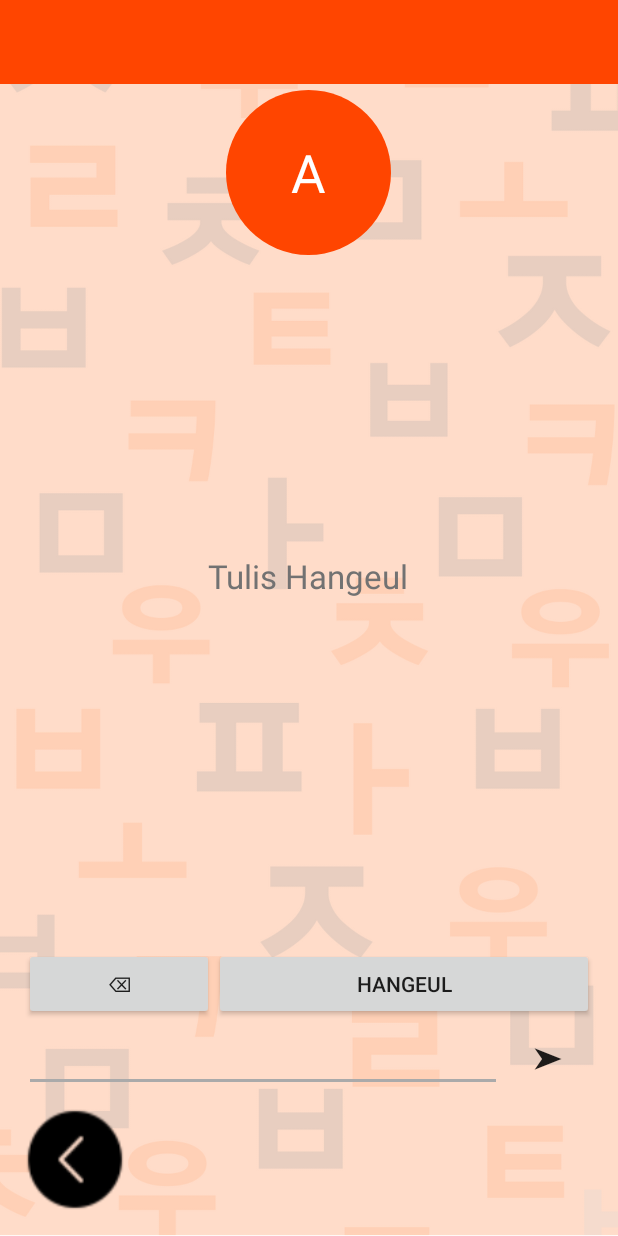
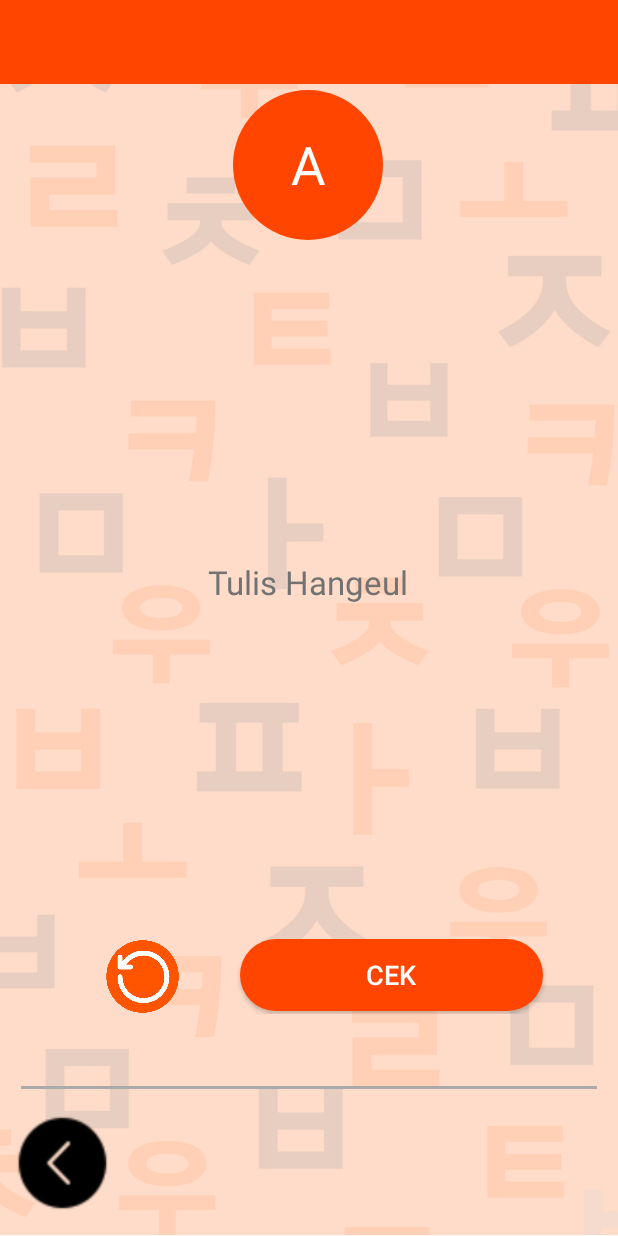
Before and after one commit to wirdakurnia/Deteksi-Hangeul, an Android app: the layout fragment_tulis_hangul.xml on its own in the app's theme, with its tools: preview values and no code run, on a phone screen of 412 x 824 dp. Run offline under Robolectric (Android 15) with nearby library versions, the phone set to English and light mode, and no system bars.

Commit message:
popup di penulisan, revisi layout penulisan

```diff
--- a/app/src/main/res/layout/fragment_tulis_hangul.xml
+++ b/app/src/main/res/layout/fragment_tulis_hangul.xml
@@ -21,8 +21,8 @@
 
     <LinearLayout
         android:id="@+id/ln"
-        android:layout_width="110dp"
-        android:layout_height="110dp"
+        android:layout_width="100dp"
+        android:layout_height="100dp"
         android:layout_marginTop="60dp"
         android:background="@drawable/round_item"
         app:layout_constraintEnd_toEndOf="parent"
@@ -44,9 +44,9 @@
         android:layout_width="match_parent"
         android:layout_height="match_parent"
         android:orientation="vertical"
-        android:paddingLeft="16dp"
+        android:paddingLeft="10dp"
         android:paddingTop="16dp"
-        android:paddingRight="16dp"
+        android:paddingRight="10dp"
         android:paddingBottom="16dp"
         android:weightSum="1"
         tools:layout_editor_absoluteX="0dp"
@@ -57,13 +57,14 @@
             android:id="@+id/paintViewLayout"
             android:layout_width="match_parent"
             android:layout_height="0dp"
-            android:layout_marginTop="120dp"
+            android:layout_marginTop="150dp"
             android:layout_weight="1">
 
             <com.wirnin.hanguldetection.PaintView
                 android:id="@+id/paintView"
                 android:layout_width="match_parent"
-                android:layout_height="match_parent" />
+                android:layout_height="match_parent"
+                android:layout_alignParentStart="true" />
 
             <TextView
                 android:id="@+id/drawHere"
@@ -81,22 +82,39 @@
             android:id="@+id/buttonLayout"
             android:layout_width="match_parent"
             android:layout_height="wrap_content"
+            android:layout_marginTop="15dp"
             android:orientation="horizontal">
 
+            <LinearLayout
+                android:layout_width="60dp"
+                android:layout_height="wrap_content">
+            </LinearLayout>
 
             <Button
                 android:id="@+id/buttonBackspace"
-                android:layout_width="0dp"
-                android:layout_height="wrap_content"
-                android:layout_weight=".5"
-                android:text="@string/backspace" />
+                android:layout_width="50dp"
+                android:layout_height="50dp"
+                android:background="@drawable/iconreset" />
+
+            <LinearLayout
+                android:layout_width="40dp"
+                android:layout_height="wrap_content">
+            </LinearLayout>
 
             <Button
                 android:id="@+id/buttonClassify"
-                android:layout_width="0dp"
+                android:layout_width="30dp"
                 android:layout_height="wrap_content"
                 android:layout_weight="1"
+                android:textSize="8pt"
+                android:textColor="@color/white"
+                android:background="@drawable/kotak_orange"
                 android:text="@string/classify" />
+
+            <LinearLayout
+                android:layout_width="40dp"
+                android:layout_height="wrap_content">
+            </LinearLayout>
         </LinearLayout>
 
         <LinearLayout
@@ -107,7 +125,7 @@
 
             <EditText
                 android:id="@+id/editText"
-                android:layout_width="278dp"
+                android:layout_width="200dp"
                 android:layout_height="wrap_content"
                 android:layout_weight=".100"
                 android:backgroundTint="@android:color/darker_gray"
@@ -115,17 +133,19 @@
                 android:cursorVisible="true"
                 android:inputType="textPersonName"
                 android:text=""
+                android:textSize="12pt"
+                android:textAlignment="center"
                 android:textAppearance="?android:attr/textAppearanceMedium"
                 android:textCursorDrawable="@drawable/color_cursor" />
 
-            <Button
-                android:id="@+id/buttonSubmit"
-                style="?android:attr/borderlessButtonStyle"
-                android:layout_width="0dp"
-                android:layout_height="wrap_content"
-                android:layout_weight=".15"
-                android:text="@string/submit"
-                android:textSize="20sp" />
+<!--            <Button-->
+<!--                android:id="@+id/buttonSubmit"-->
+<!--                style="?android:attr/borderlessButtonStyle"-->
+<!--                android:layout_width="0dp"-->
+<!--                android:layout_height="wrap_content"-->
+<!--                android:layout_weight=".15"-->
+<!--                android:text="@string/submit"-->
+<!--                android:textSize="20sp" />-->
         </LinearLayout>
 
         <LinearLayout
@@ -146,8 +166,8 @@
 
         <ImageButton
             android:id="@+id/buttonBack"
-            android:layout_width="68dp"
-            android:layout_height="70dp"
+            android:layout_width="63dp"
+            android:layout_height="65dp"
             android:layout_marginEnd="340dp"
             android:background="@drawable/back" />
 
--- a/app/src/main/res/values/colors.xml
+++ b/app/src/main/res/values/colors.xml
@@ -7,5 +7,6 @@
     <color name="orange">#ff4500</color>
     <color name="white">#FFFFFF</color>
     <color name="black">#000000</color>
+    <color name="mustard">#eeb01b</color>
 
 </resources>
--- a/app/src/main/res/values/strings.xml
+++ b/app/src/main/res/values/strings.xml
@@ -1,7 +1,7 @@
 <resources>
     <string name="app_name">Belajar Hangeul</string>
     <string name="backspace">\u232B</string>
-    <string name="classify">Hangeul</string>
+    <string name="classify">CEK</string>
     <string name="draw">Tulis Hangeul</string>
     <string name="space">\u2423</string>
     <string name="submit">\u27A4</string>
```
Also changed, not shown: app/src/main/java/com/wirnin/hanguldetection/Fragment/FragmentTulisHangul.java (+50 -22 lines), app/src/main/res/drawable/kotak_popup.xml (added, +7 -0 lines), app/src/main/res/layout/activity_latihan.xml (+3 -5 lines), app/src/main/res/layout/popup.xml (added, +60 -0 lines), app/src/main/res/drawable/iconreset.png (added), app/src/main/res/drawable/next2.png (added), app/src/main/res/drawable/sadicon.png (added), app/src/main/res/drawable/smileicon.png (added).
